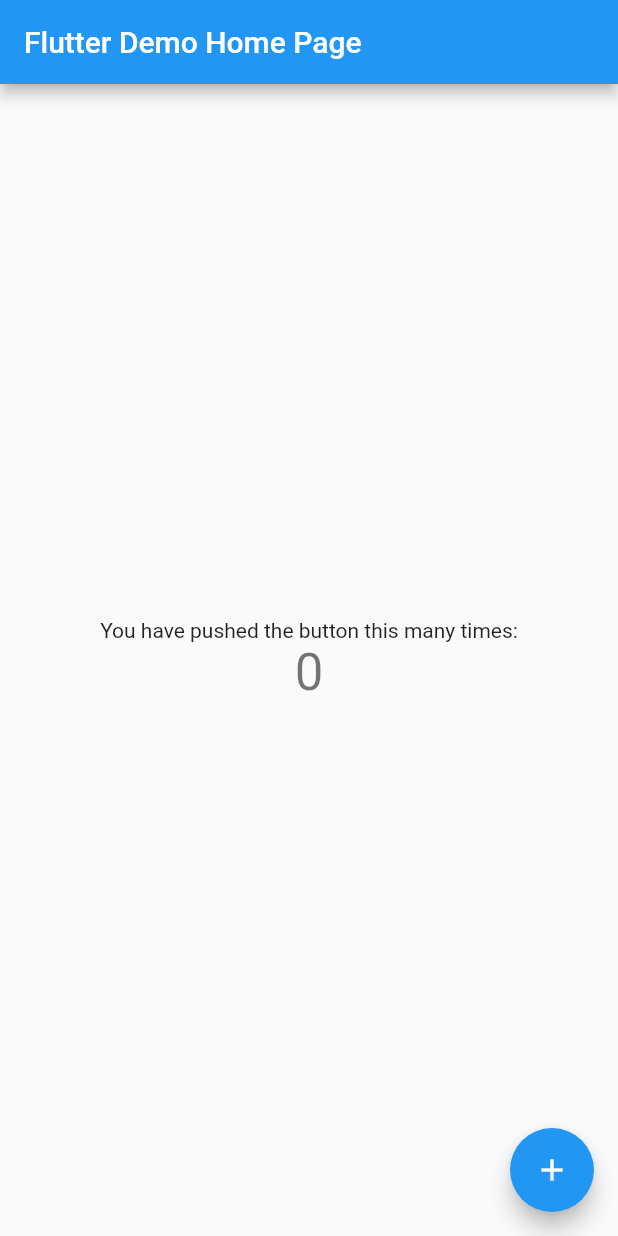
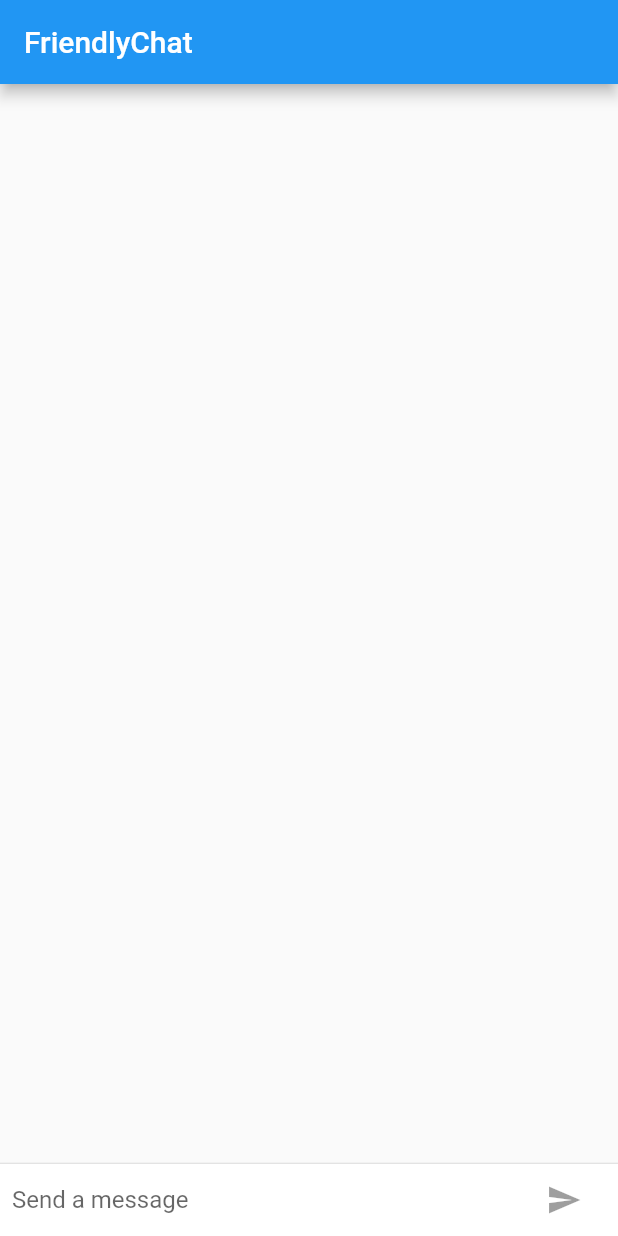
Before and after one commit to tgenez/friendly_chat, a Flutter app: the screen it shows after launch, on a phone screen of 412 x 824 dp. Run offline on Flutter 3.47's test engine with Material 2 defaults, Android fonts, the phone set to English and light mode, and no system bars.

Commit message:
add tchat in main page with a theme

```diff
--- a/lib/main.dart
+++ b/lib/main.dart
@@ -1,115 +1,196 @@
+import 'package:flutter/cupertino.dart';
+import 'package:flutter/foundation.dart';
 import 'package:flutter/material.dart';
 
 void main() {
-  runApp(const MyApp());
+  runApp(
+    const FriendlyChatApp(),
+  );
 }
 
-class MyApp extends StatelessWidget {
-  const MyApp({Key? key}) : super(key: key);
+final ThemeData kDefaultTheme = ThemeData(
+  colorScheme: ColorScheme.fromSwatch(primarySwatch: Colors.blue)
+      .copyWith(secondary: Colors.orangeAccent[400]),
+);
 
-  // This widget is the root of your application.
+String _name = 'tgenez';
+
+class FriendlyChatApp extends StatelessWidget {
+  const FriendlyChatApp({
+    Key? key,
+  }) : super(key: key);
+
   @override
   Widget build(BuildContext context) {
     return MaterialApp(
-      title: 'Flutter Demo',
-      theme: ThemeData(
-        // This is the theme of your application.
-        //
-        // Try running your application with "flutter run". You'll see the
-        // application has a blue toolbar. Then, without quitting the app, try
-        // changing the primarySwatch below to Colors.green and then invoke
-        // "hot reload" (press "r" in the console where you ran "flutter run",
-        // or simply save your changes to "hot reload" in a Flutter IDE).
-        // Notice that the counter didn't reset back to zero; the application
-        // is not restarted.
-        primarySwatch: Colors.blue,
-      ),
-      home: const MyHomePage(title: 'Flutter Demo Home Page'),
+      title: 'FriendlyChat',
+      theme: kDefaultTheme,
+      home: const ChatScreen(),
     );
   }
 }
 
-class MyHomePage extends StatefulWidget {
-  const MyHomePage({Key? key, required this.title}) : super(key: key);
-
-  // This widget is the home page of your application. It is stateful, meaning
-  // that it has a State object (defined below) that contains fields that affect
-  // how it looks.
-
-  // This class is the configuration for the state. It holds the values (in this
-  // case the title) provided by the parent (in this case the App widget) and
-  // used by the build method of the State. Fields in a Widget subclass are
-  // always marked "final".
-
-  final String title;
+class ChatMessage extends StatelessWidget {
+  const ChatMessage({
+    required this.text,
+    required this.animationController,
+    Key? key,
+  }) : super(key: key);
+  final String text;
+  final AnimationController animationController;
 
   @override
-  State<MyHomePage> createState() => _MyHomePageState();
+  Widget build(BuildContext context) {
+    return SizeTransition(
+      sizeFactor:
+          CurvedAnimation(parent: animationController, curve: Curves.easeOut),
+      axisAlignment: 0.0,
+      child: Container(
+        margin: const EdgeInsets.symmetric(vertical: 10.0),
+        child: Row(
+          crossAxisAlignment: CrossAxisAlignment.start,
+          children: [
+            Container(
+              margin: const EdgeInsets.only(right: 16.0),
+              child: CircleAvatar(child: Text(_name[0])),
+            ),
+            Expanded(
+              child: Column(
+                crossAxisAlignment: CrossAxisAlignment.start,
+                children: [
+                  Text(_name, style: Theme.of(context).textTheme.headline4),
+                  Container(
+                    margin: const EdgeInsets.only(top: 5.0),
+                    child: Text(text),
+                  ),
+                ],
+              ),
+            ),
+          ],
+        ),
+      ),
+    );
+  }
 }
 
-class _MyHomePageState extends State<MyHomePage> {
-  int _counter = 0;
+class ChatScreen extends StatefulWidget {
+  const ChatScreen({
+    Key? key,
+  }) : super(key: key);
 
-  void _incrementCounter() {
+  @override
+  State<ChatScreen> createState() => _ChatScreenState();
+}
+
+class _ChatScreenState extends State<ChatScreen> with TickerProviderStateMixin {
+  final List<ChatMessage> _messages = [];
+  final _textController = TextEditingController();
+  final FocusNode _focusNode = FocusNode();
+  bool _isComposing = false;
+
+  void _handleSubmitted(String text) {
+    _textController.clear();
     setState(() {
-      // This call to setState tells the Flutter framework that something has
-      // changed in this State, which causes it to rerun the build method below
-      // so that the display can reflect the updated values. If we changed
-      // _counter without calling setState(), then the build method would not be
-      // called again, and so nothing would appear to happen.
-      _counter++;
+      _isComposing = false;
     });
+    var message = ChatMessage(
+      text: text,
+      animationController: AnimationController(
+        duration: const Duration(milliseconds: 700),
+        vsync: this,
+      ),
+    );
+    setState(() {
+      _messages.insert(0, message);
+    });
+    FocusScope.of(context).unfocus();
+    message.animationController.forward();
   }
 
   @override
   Widget build(BuildContext context) {
-    // This method is rerun every time setState is called, for instance as done
-    // by the _incrementCounter method above.
-    //
-    // The Flutter framework has been optimized to make rerunning build methods
-    // fast, so that you can just rebuild anything that needs updating rather
-    // than having to individually change instances of widgets.
     return Scaffold(
       appBar: AppBar(
-        // Here we take the value from the MyHomePage object that was created by
-        // the App.build method, and use it to set our appbar title.
-        title: Text(widget.title),
+        title: const Text('FriendlyChat'),
+        elevation: Theme.of(context).platform == TargetPlatform.iOS ? 0.0 : 4.0,
       ),
-      body: Center(
-        // Center is a layout widget. It takes a single child and positions it
-        // in the middle of the parent.
+      body: Container(
         child: Column(
-          // Column is also a layout widget. It takes a list of children and
-          // arranges them vertically. By default, it sizes itself to fit its
-          // children horizontally, and tries to be as tall as its parent.
-          //
-          // Invoke "debug painting" (press "p" in the console, choose the
-          // "Toggle Debug Paint" action from the Flutter Inspector in Android
-          // Studio, or the "Toggle Debug Paint" command in Visual Studio Code)
-          // to see the wireframe for each widget.
-          //
-          // Column has various properties to control how it sizes itself and
-          // how it positions its children. Here we use mainAxisAlignment to
-          // center the children vertically; the main axis here is the vertical
-          // axis because Columns are vertical (the cross axis would be
-          // horizontal).
-          mainAxisAlignment: MainAxisAlignment.center,
-          children: <Widget>[
-            const Text(
-              'You have pushed the button this many times:',
+          children: [
+            Flexible(
+              child: ListView.builder(
+                padding: const EdgeInsets.all(8.0),
+                reverse: true,
+                itemBuilder: (_, index) => _messages[index],
+                itemCount: _messages.length,
+              ),
             ),
-            Text(
-              '$_counter',
-              style: Theme.of(context).textTheme.headline4,
+            const Divider(height: 1.0),
+            Container(
+              decoration: BoxDecoration(color: Theme.of(context).cardColor),
+              child: _buildTextComposer(),
+            ),
+          ],
+        ),
+        decoration: Theme.of(context).platform == TargetPlatform.iOS
+            ? BoxDecoration(
+                border: Border(
+                  top: BorderSide(color: Colors.grey[200]!),
+                ),
+              )
+            : null,
+      ),
+    );
+  }
+
+  Widget _buildTextComposer() {
+    return IconTheme(
+      data: IconThemeData(color: Theme.of(context).colorScheme.secondary),
+      child: Container(
+        margin: const EdgeInsets.symmetric(horizontal: 8.0),
+        child: Row(
+          children: [
+            Flexible(
+              child: TextField(
+                controller: _textController,
+                onChanged: (text) {
+                  setState(() {
+                    _isComposing = text.isNotEmpty;
+                  });
+                },
+                onSubmitted: _isComposing ? _handleSubmitted : null,
+                decoration:
+                    const InputDecoration.collapsed(hintText: 'Send a message'),
+                focusNode: _focusNode,
+              ),
+            ),
+            Container(
+              margin: const EdgeInsets.symmetric(horizontal: 4.0),
+              child: Theme.of(context).platform == TargetPlatform.iOS
+                  ? CupertinoButton(
+                      child: const Text('Send'),
+                      onPressed: _isComposing
+                          ? () => _handleSubmitted(_textController.text)
+                          : null,
+                    )
+                  : IconButton(
+                      icon: const Icon(Icons.send),
+                      onPressed: _isComposing
+                          ? () => _handleSubmitted(_textController.text)
+                          : null,
+                    ),
             ),
           ],
         ),
       ),
-      floatingActionButton: FloatingActionButton(
-        onPressed: _incrementCounter,
-        tooltip: 'Increment',
-        child: const Icon(Icons.add),
-      ), // This trailing comma makes auto-formatting nicer for build methods.
     );
   }
+
+  @override
+  void dispose() {
+    for (var message in _messages) {
+      message.animationController.dispose();
+    }
+    super.dispose();
+  }
 }
```
